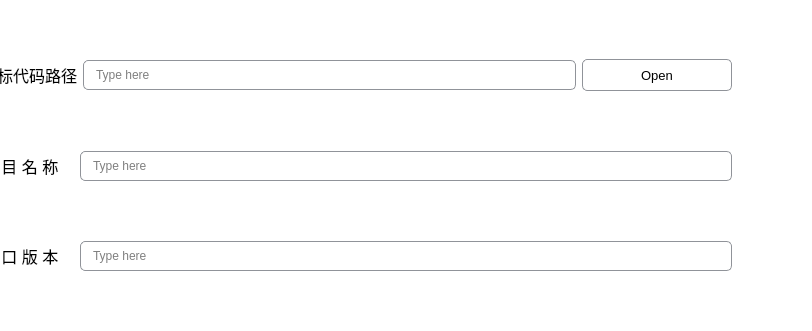
ncepu-iDealStudio/Flask_RESTfulAPI_Codegen_Application, file app/ui/MainWindow.ui: the form before one commit; both pictures show x 181 to 993 and y 247 to 578 of the 1085 by 765 pixel window.
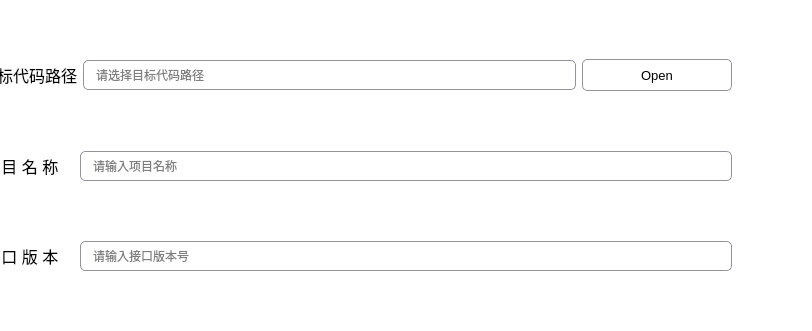
The form after the commit. The open tabs and pages were chosen to show the change. Icons and pictures are not drawn.

```diff
--- a/app/ui/MainWindow.ui
+++ b/app/ui/MainWindow.ui
@@ -3042,7 +3042,7 @@
                    <string/>
                   </property>
                   <property name="placeholderText">
-                   <string>Type here</string>
+                   <string>请选择目标代码路径</string>
                   </property>
                  </widget>
                 </item>
@@ -3111,7 +3111,7 @@
                    <string/>
                   </property>
                   <property name="placeholderText">
-                   <string>Type here</string>
+                   <string>请输入项目名称</string>
                   </property>
                  </widget>
                 </item>
@@ -3149,7 +3149,7 @@
                    <string/>
                   </property>
                   <property name="placeholderText">
-                   <string>Type here</string>
+                   <string>请输入接口版本号</string>
                   </property>
                  </widget>
                 </item>
```
Left out of the diff: 10 changed lines with no effect on the pictures.
